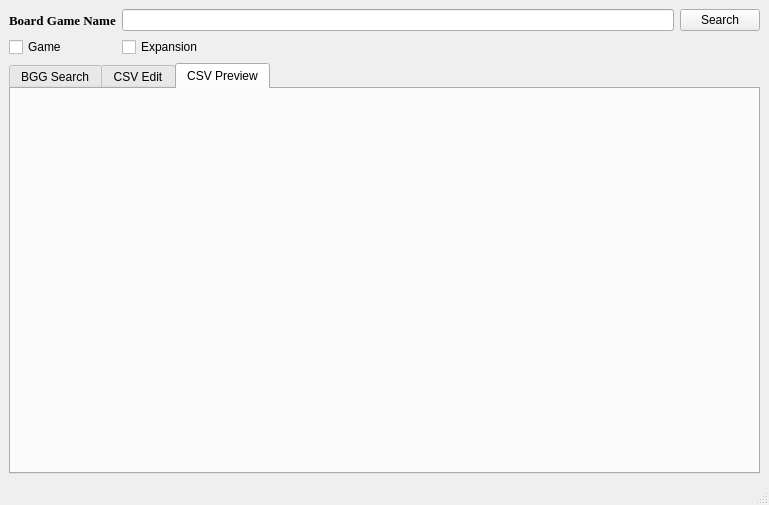
Before: the Qt Designer form test_run2.ui in lucaono13/Board-Game-Info-Grabber, drawn with Qt 5.
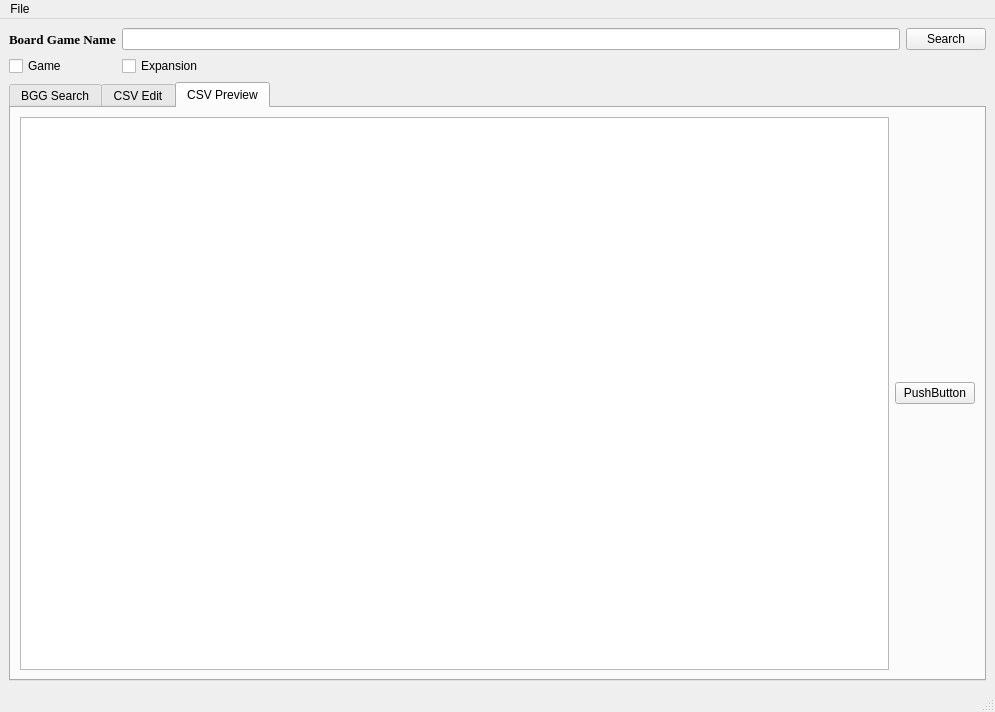
After: the same form once the commit is applied. The open tabs and pages were chosen to show the change.

The edit to the form file:
```diff
--- a/test_run2.ui
+++ b/test_run2.ui
@@ -6,8 +6,8 @@
    <rect>
     <x>0</x>
     <y>0</y>
-    <width>769</width>
-    <height>505</height>
+    <width>995</width>
+    <height>712</height>
    </rect>
   </property>
   <property name="windowTitle">
@@ -224,6 +224,18 @@
        <attribute name="title">
         <string>CSV Preview</string>
        </attribute>
+       <layout class="QGridLayout" name="gridLayout_7">
+        <item row="0" column="0">
+         <widget class="QTableWidget" name="tableWidget"/>
+        </item>
+        <item row="0" column="1">
+         <widget class="QPushButton" name="pushButton">
+          <property name="text">
+           <string>PushButton</string>
+          </property>
+         </widget>
+        </item>
+       </layout>
       </widget>
      </widget>
     </item>
@@ -235,10 +247,17 @@
     <rect>
      <x>0</x>
      <y>0</y>
-     <width>769</width>
-     <height>21</height>
+     <width>995</width>
+     <height>26</height>
     </rect>
    </property>
+   <widget class="QMenu" name="menuFile">
+    <property name="title">
+     <string>File</string>
+    </property>
+    <addaction name="actionOpen"/>
+   </widget>
+   <addaction name="menuFile"/>
   </widget>
  </widget>
  <tabstops>
```
Left out of the diff: 6 changed lines with no effect on the pictures.
